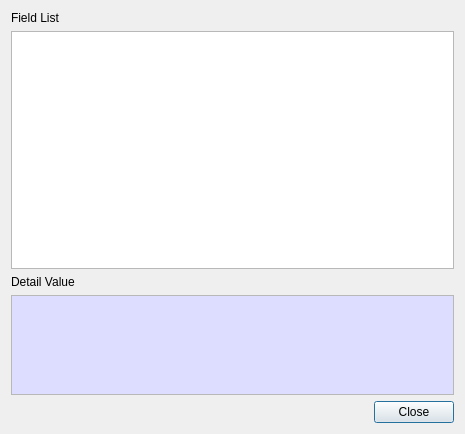
Old version of the form CertMan/csr_info_dlg.ui in the repository jykim74/CertMan.
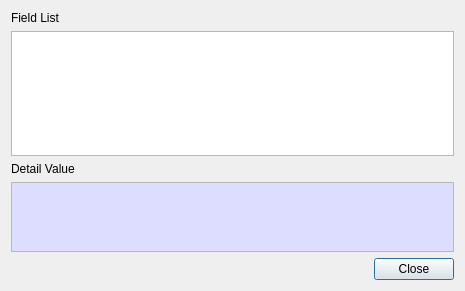
New version of the form.

```diff
--- a/CertMan/csr_info_dlg.ui
+++ b/CertMan/csr_info_dlg.ui
@@ -7,7 +7,7 @@
     <x>0</x>
     <y>0</y>
     <width>465</width>
-    <height>434</height>
+    <height>291</height>
    </rect>
   </property>
   <property name="windowTitle">
@@ -22,7 +22,14 @@
     </widget>
    </item>
    <item>
-    <widget class="QTableWidget" name="mFieldTable"/>
+    <widget class="QTableWidget" name="mFieldTable">
+     <property name="minimumSize">
+      <size>
+       <width>0</width>
+       <height>120</height>
+      </size>
+     </property>
+    </widget>
    </item>
    <item>
     <widget class="QLabel" name="label_2">
```
